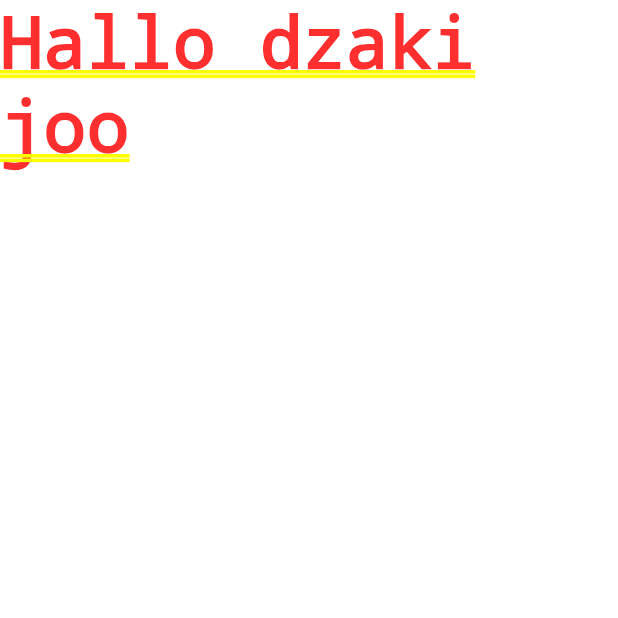
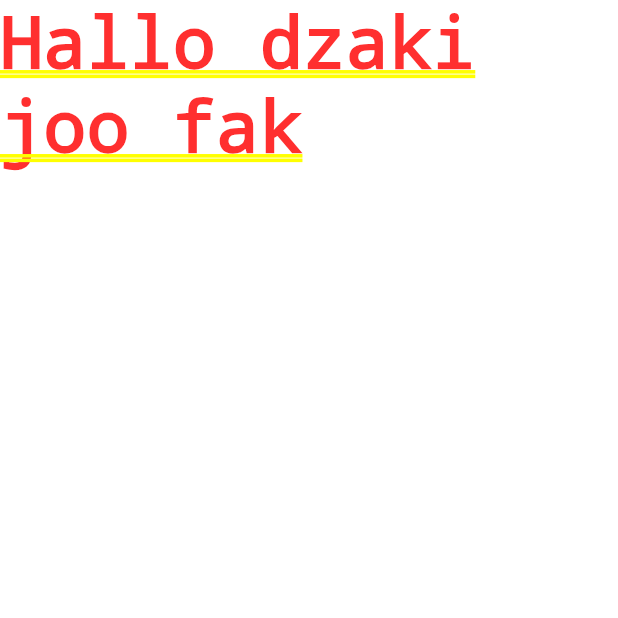
Before and after one commit to dzakiarrozaq/FlutterBasics, a Flutter app: the screen it shows after launch, on a phone screen of 412 x 824 dp, the top half of it. Run offline on Flutter 3.47's test engine with Material 3 defaults, Android fonts, the phone set to English and light mode, and no system bars.

Commit message:
update 1

```diff
--- a/lib/main.dart
+++ b/lib/main.dart
@@ -2,6 +2,6 @@ import 'package:flutter/material.dart';
 
 void main() {
   runApp(const MaterialApp(
-    home: Text('Hallo dzaki joo'),
+    home: Text('Hallo dzaki joo fak'),
   ));
 }
```
